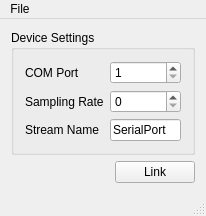
Above: Apps/SerialPort/mainwindow.ui from sccn/lsl_archived before the change. Below: the same form after it.
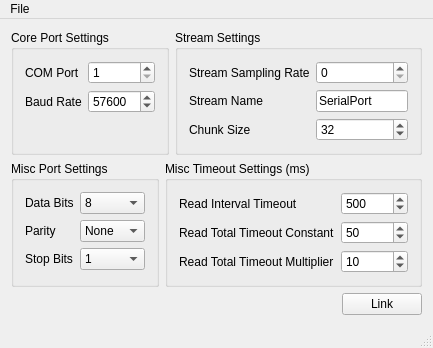
That is the form after the change.

Commit message: Added detailed COM port settings to the SerialPort app.

Diff of the .ui file:
```diff
--- a/Apps/SerialPort/mainwindow.ui
+++ b/Apps/SerialPort/mainwindow.ui
@@ -2,25 +2,28 @@
 <ui version="4.0">
  <class>MainWindow</class>
  <widget class="QMainWindow" name="MainWindow">
+  <property name="enabled">
+   <bool>true</bool>
+  </property>
   <property name="geometry">
    <rect>
     <x>0</x>
     <y>0</y>
-    <width>206</width>
-    <height>200</height>
+    <width>415</width>
+    <height>333</height>
    </rect>
   </property>
   <property name="windowTitle">
    <string>Cognionics Connector</string>
   </property>
   <widget class="QWidget" name="centralWidget">
-   <layout class="QHBoxLayout" name="horizontalLayout_2">
+   <layout class="QVBoxLayout" name="verticalLayout">
     <item>
-     <layout class="QVBoxLayout" name="verticalLayout">
+     <layout class="QHBoxLayout" name="horizontalLayout_2">
       <item>
        <widget class="QGroupBox" name="groupBox">
         <property name="title">
-         <string>Device Settings</string>
+         <string>Core Port Settings</string>
         </property>
         <layout class="QFormLayout" name="formLayout">
          <property name="fieldGrowthPolicy">
@@ -44,13 +47,45 @@
           </widget>
          </item>
          <item row="1" column="0">
+          <widget class="QLabel" name="label_3">
+           <property name="text">
+            <string>Baud Rate</string>
+           </property>
+          </widget>
+         </item>
+         <item row="1" column="1">
+          <widget class="QSpinBox" name="baudRate">
+           <property name="toolTip">
+            <string>This is in bits per second.</string>
+           </property>
+           <property name="maximum">
+            <number>100000000</number>
+           </property>
+           <property name="value">
+            <number>57600</number>
+           </property>
+          </widget>
+         </item>
+        </layout>
+       </widget>
+      </item>
+      <item>
+       <widget class="QGroupBox" name="groupBox_2">
+        <property name="title">
+         <string>Stream Settings</string>
+        </property>
+        <layout class="QFormLayout" name="formLayout_2">
+         <property name="fieldGrowthPolicy">
+          <enum>QFormLayout::AllNonFixedFieldsGrow</enum>
+         </property>
+         <item row="0" column="0">
           <widget class="QLabel" name="label">
            <property name="text">
-            <string>Sampling Rate</string>
+            <string>Stream Sampling Rate</string>
            </property>
           </widget>
          </item>
-         <item row="1" column="1">
+         <item row="0" column="1">
           <widget class="QSpinBox" name="samplingRate">
            <property name="toolTip">
             <string>Set this to a non-zero value if you know the sampling rate.</string>
@@ -66,59 +101,283 @@
            </property>
           </widget>
          </item>
-         <item row="2" column="0">
+         <item row="1" column="0">
           <widget class="QLabel" name="label_2">
            <property name="text">
             <string>Stream Name</string>
            </property>
           </widget>
          </item>
-         <item row="2" column="1">
+         <item row="1" column="1">
           <widget class="QLineEdit" name="streamName">
            <property name="text">
             <string>SerialPort</string>
            </property>
           </widget>
          </item>
+         <item row="2" column="0">
+          <widget class="QLabel" name="label_9">
+           <property name="text">
+            <string>Chunk Size</string>
+           </property>
+          </widget>
+         </item>
+         <item row="2" column="1">
+          <widget class="QSpinBox" name="chunkSize">
+           <property name="toolTip">
+            <string>The number of samples (=bytes) that are grouped into a chunk for transmission into LSL.</string>
+           </property>
+           <property name="minimum">
+            <number>1</number>
+           </property>
+           <property name="maximum">
+            <number>256000</number>
+           </property>
+           <property name="value">
+            <number>32</number>
+           </property>
+          </widget>
+         </item>
         </layout>
        </widget>
       </item>
+     </layout>
+    </item>
+    <item>
+     <layout class="QHBoxLayout" name="horizontalLayout_3">
       <item>
-       <spacer name="verticalSpacer">
+       <widget class="QGroupBox" name="groupBox_3">
+        <property name="title">
+         <string>Misc Port Settings</string>
+        </property>
+        <layout class="QFormLayout" name="formLayout_3">
+         <item row="0" column="0">
+          <widget class="QLabel" name="label_5">
+           <property name="text">
+            <string>Data Bits</string>
+           </property>
+          </widget>
+         </item>
+         <item row="0" column="1">
+          <widget class="QComboBox" name="dataBits">
+           <property name="toolTip">
+            <string>Number of data bits per byte</string>
+           </property>
+           <property name="editable">
+            <bool>false</bool>
+           </property>
+           <property name="currentIndex">
+            <number>4</number>
+           </property>
+           <item>
+            <property name="text">
+             <string>4</string>
+            </property>
+           </item>
+           <item>
+            <property name="text">
+             <string>5</string>
+            </property>
+           </item>
+           <item>
+            <property name="text">
+             <string>6</string>
+            </property>
+           </item>
+           <item>
+            <property name="text">
+             <string>7</string>
+            </property>
+           </item>
+           <item>
+            <property name="text">
+             <string>8</string>
+            </property>
+           </item>
+          </widget>
+         </item>
+         <item row="1" column="0">
+          <widget class="QLabel" name="label_6">
+           <property name="text">
+            <string>Parity</string>
+           </property>
+          </widget>
+         </item>
+         <item row="1" column="1">
+          <widget class="QComboBox" name="parity">
+           <property name="toolTip">
+            <string>Parity checking scheme.</string>
+           </property>
+           <property name="currentIndex">
+            <number>0</number>
+           </property>
+           <item>
+            <property name="text">
+             <string>None</string>
+            </property>
+           </item>
+           <item>
+            <property name="text">
+             <string>Odd</string>
+            </property>
+           </item>
+           <item>
+            <property name="text">
+             <string>Even</string>
+            </property>
+           </item>
+           <item>
+            <property name="text">
+             <string>Mark</string>
+            </property>
+           </item>
+           <item>
+            <property name="text">
+             <string>Space</string>
+            </property>
+           </item>
+          </widget>
+         </item>
+         <item row="2" column="0">
+          <widget class="QLabel" name="label_7">
+           <property name="text">
+            <string>Stop Bits</string>
+           </property>
+          </widget>
+         </item>
+         <item row="2" column="1">
+          <widget class="QComboBox" name="stopBits">
+           <property name="toolTip">
+            <string>Number of stop bits.</string>
+           </property>
+           <item>
+            <property name="text">
+             <string>1</string>
+            </property>
+           </item>
+           <item>
+            <property name="text">
+             <string>1.5</string>
+            </property>
+           </item>
+           <item>
+            <property name="text">
+             <string>2</string>
+            </property>
+           </item>
+          </widget>
+         </item>
+        </layout>
+       </widget>
+      </item>
+      <item>
+       <widget class="QGroupBox" name="groupBox_4">
+        <property name="toolTip">
+         <string>The timeout settings are largely irrelevant in this simple context but are exposed for completeness.</string>
+        </property>
+        <property name="title">
+         <string>Misc Timeout Settings (ms)</string>
+        </property>
+        <layout class="QFormLayout" name="formLayout_4">
+         <item row="0" column="0">
+          <widget class="QLabel" name="label_10">
+           <property name="text">
+            <string>Read Interval Timeout</string>
+           </property>
+          </widget>
+         </item>
+         <item row="0" column="1">
+          <widget class="QSpinBox" name="readIntervalTimeout">
+           <property name="toolTip">
+            <string>Maximum time that may pass between two bytes </string>
+           </property>
+           <property name="maximum">
+            <number>10000000</number>
+           </property>
+           <property name="value">
+            <number>500</number>
+           </property>
+          </widget>
+         </item>
+         <item row="1" column="0">
+          <widget class="QLabel" name="label_11">
+           <property name="text">
+            <string>Read Total Timeout Constant</string>
+           </property>
+          </widget>
+         </item>
+         <item row="1" column="1">
+          <widget class="QSpinBox" name="readTotalTimeoutConstant">
+           <property name="toolTip">
+            <string>Constant term in length-dependent timeout.</string>
+           </property>
+           <property name="maximum">
+            <number>10000000</number>
+           </property>
+           <property name="value">
+            <number>50</number>
+           </property>
+          </widget>
+         </item>
+         <item row="2" column="0">
+          <widget class="QLabel" name="label_12">
+           <property name="text">
+            <string>Read Total Timeout Multiplier</string>
+           </property>
+          </widget>
+         </item>
+         <item row="2" column="1">
+          <widget class="QSpinBox" name="readTotalTimeoutMultiplier">
+           <property name="toolTip">
+            <string>Linear term in length-dependent timeout.</string>
+           </property>
+           <property name="maximum">
+            <number>1000000</number>
+           </property>
+           <property name="value">
+            <number>10</number>
+           </property>
+          </widget>
+         </item>
+        </layout>
+       </widget>
+      </item>
+     </layout>
+    </item>
+    <item>
+     <spacer name="verticalSpacer">
+      <property name="orientation">
+       <enum>Qt::Vertical</enum>
+      </property>
+      <property name="sizeHint" stdset="0">
+       <size>
+        <width>20</width>
+        <height>10</height>
+       </size>
+      </property>
+     </spacer>
+    </item>
+    <item>
+     <layout class="QHBoxLayout" name="horizontalLayout">
+      <item>
+       <spacer name="horizontalSpacer">
         <property name="orientation">
-         <enum>Qt::Vertical</enum>
+         <enum>Qt::Horizontal</enum>
         </property>
         <property name="sizeHint" stdset="0">
          <size>
-          <width>20</width>
-          <height>40</height>
+          <width>40</width>
+          <height>20</height>
          </size>
         </property>
        </spacer>
       </item>
       <item>
-       <layout class="QHBoxLayout" name="horizontalLayout">
-        <item>
-         <spacer name="horizontalSpacer">
-          <property name="orientation">
-           <enum>Qt::Horizontal</enum>
-          </property>
-          <property name="sizeHint" stdset="0">
-           <size>
-            <width>40</width>
-            <height>20</height>
-           </size>
-          </property>
-         </spacer>
-        </item>
-        <item>
-         <widget class="QPushButton" name="linkButton">
-          <property name="text">
-           <string>Link</string>
-          </property>
-         </widget>
-        </item>
-       </layout>
+       <widget class="QPushButton" name="linkButton">
+        <property name="text">
+         <string>Link</string>
+        </property>
+       </widget>
       </item>
      </layout>
     </item>
@@ -129,7 +388,7 @@
     <rect>
      <x>0</x>
      <y>0</y>
-     <width>206</width>
+     <width>415</width>
      <height>18</height>
     </rect>
    </property>
```
Left out of the diff: 8 changed lines with no effect on the pictures. The commit also changes 13 other files.
